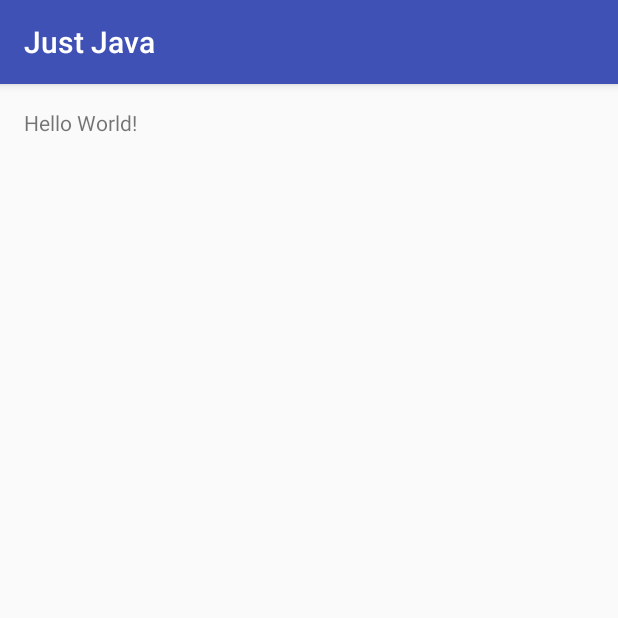
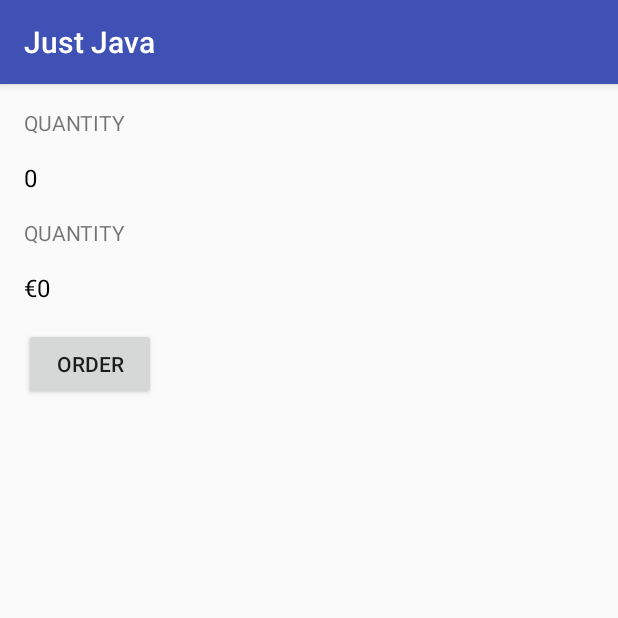
Before and after one commit to JerBartels/mobdev-justjava, an Android app: the screen it shows after launch (MainActivity), on a phone screen of 412 x 824 dp, the top half of it. Run offline under Robolectric (Android 15) with nearby library versions, the phone set to English and light mode, and no system bars.

Commit message:
added first interactivity
some buttons and some code!

```diff
--- a/app/src/main/java/com/example/android/justjava/MainActivity.java
+++ b/app/src/main/java/com/example/android/justjava/MainActivity.java
@@ -1,13 +1,34 @@
 package com.example.android.justjava;
 
+import android.os.Bundle;
 import android.support.v7.app.AppCompatActivity;
-import android.os.Bundle;
+import android.view.View;
+import android.widget.TextView;
 
 public class MainActivity extends AppCompatActivity {
+
+    //app to order coffee
 
     @Override
     protected void onCreate(Bundle savedInstanceState) {
         super.onCreate(savedInstanceState);
         setContentView(R.layout.activity_main);
     }
+
+    //method called when order button is clicked
+    public void submitOrder(View view){
+        display(2);
+        displayPrice(2*10);
+    }
+
+    //method that display the given quantity on the screen
+    public void display(int number){
+        TextView quantityTextView = (TextView) findViewById(R.id.quantity_text_view);
+        quantityTextView.setText("" + number);
+    }
+
+    private void displayPrice(int number){
+        TextView priceTextView = (TextView) findViewById(R.id.price_text_view);
+        priceTextView.setText("€" + number);
+    }
 }
--- a/app/src/main/res/layout/activity_main.xml
+++ b/app/src/main/res/layout/activity_main.xml
@@ -1,9 +1,10 @@
 <?xml version="1.0" encoding="utf-8"?>
-<RelativeLayout xmlns:android="http://schemas.android.com/apk/res/android"
+<LinearLayout xmlns:android="http://schemas.android.com/apk/res/android"
     xmlns:tools="http://schemas.android.com/tools"
     android:id="@+id/activity_main"
     android:layout_width="match_parent"
     android:layout_height="match_parent"
+    android:orientation="vertical"
     android:paddingBottom="@dimen/activity_vertical_margin"
     android:paddingLeft="@dimen/activity_horizontal_margin"
     android:paddingRight="@dimen/activity_horizontal_margin"
@@ -11,7 +12,41 @@
     tools:context="com.example.android.justjava.MainActivity">
 
     <TextView
+        android:layout_width="match_parent"
+        android:layout_height="wrap_content"
+        android:layout_marginBottom="16dp"
+        android:text="@string/lbl_quantity"
+        android:textAllCaps="true" />
+
+    <TextView
+        android:id="@+id/quantity_text_view"
+        android:layout_width="match_parent"
+        android:layout_height="wrap_content"
+        android:text="0"
+        android:textColor="@android:color/black"
+        android:textSize="16sp" />
+
+    <TextView
+        android:layout_width="match_parent"
+        android:layout_height="wrap_content"
+        android:layout_marginTop="16dp"
+        android:layout_marginBottom="16dp"
+        android:text="@string/lbl_quantity"
+        android:textAllCaps="true" />
+
+    <TextView
+        android:id="@+id/price_text_view"
+        android:layout_width="match_parent"
+        android:layout_height="wrap_content"
+        android:text="€0"
+        android:textColor="@android:color/black"
+        android:textSize="16sp" />
+
+    <Button
         android:layout_width="wrap_content"
         android:layout_height="wrap_content"
-        android:text="Hello World!" />
-</RelativeLayout>
+        android:layout_marginTop="16dp"
+        android:text="@string/btn_order"
+        android:onClick="submitOrder"/>
+
+</LinearLayout>
--- a/app/src/main/res/values/strings.xml
+++ b/app/src/main/res/values/strings.xml
@@ -1,3 +1,5 @@
 <resources>
     <string name="app_name">Just Java</string>
+    <string name="lbl_quantity">Quantity</string>
+    <string name="btn_order">Order</string>
 </resources>
```
